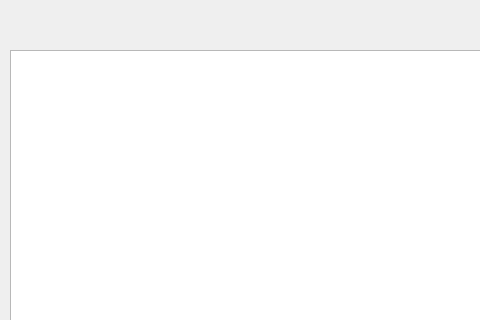
Above: src/GUI/mainwindow.ui from GrzegorzGrudzinski/UML-Code-Generator before the change; both pictures show x 0 to 480 and y 0 to 320 of the 946 by 682 pixel window. Below: the same form after it.
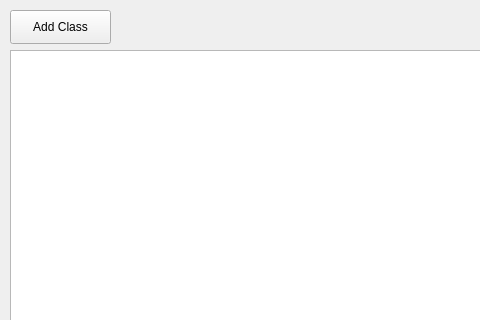
That is the form after the change.

Commit message: Implement UML class item in GUI;

What changed in the file:
```diff
--- a/src/GUI/mainwindow.ui
+++ b/src/GUI/mainwindow.ui
@@ -50,6 +50,19 @@
      </rect>
     </property>
    </widget>
+   <widget class="QPushButton" name="addClassBtn">
+    <property name="geometry">
+     <rect>
+      <x>10</x>
+      <y>10</y>
+      <width>101</width>
+      <height>34</height>
+     </rect>
+    </property>
+    <property name="text">
+     <string>Add Class</string>
+    </property>
+   </widget>
   </widget>
   <widget class="QMenuBar" name="menubar">
    <property name="geometry">
```
Left out of the diff: 2 changed lines with no effect on the pictures. The commit also changes 6 other files.
